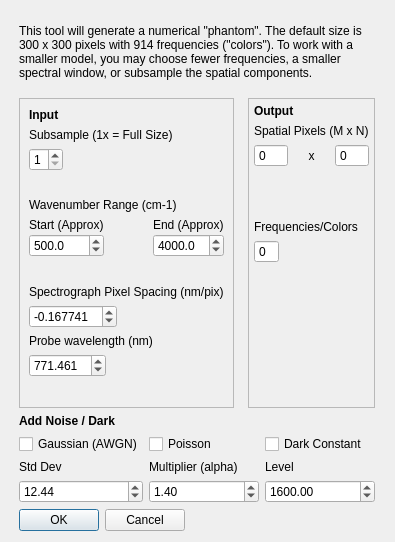
The window that crikit/ui/qt5-creator/ui_Model.ui (CCampJr/CRIkit2) describes before a commit, drawn with Qt 5.
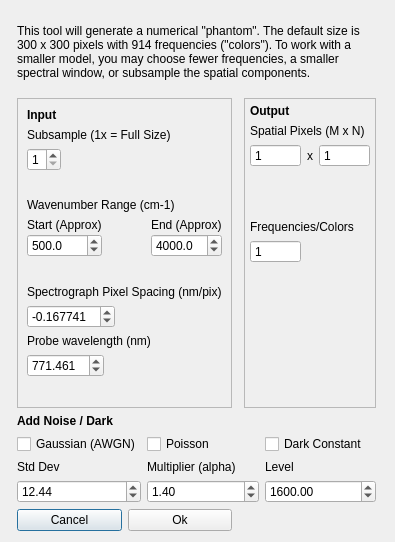
The same window after the commit.

Commit message: Size and Color sizes updated with edits

Patch:
```diff
--- a/crikit/ui/qt5-creator/ui_Model.ui
+++ b/crikit/ui/qt5-creator/ui_Model.ui
@@ -181,6 +181,12 @@
           <property name="buttonSymbols">
            <enum>QAbstractSpinBox::NoButtons</enum>
           </property>
+          <property name="minimum">
+           <number>1</number>
+          </property>
+          <property name="maximum">
+           <number>100000</number>
+          </property>
          </widget>
         </item>
         <item>
@@ -201,6 +207,12 @@
           <property name="buttonSymbols">
            <enum>QAbstractSpinBox::NoButtons</enum>
           </property>
+          <property name="minimum">
+           <number>1</number>
+          </property>
+          <property name="maximum">
+           <number>100000</number>
+          </property>
          </widget>
         </item>
        </layout>
@@ -241,6 +253,12 @@
           <property name="buttonSymbols">
            <enum>QAbstractSpinBox::NoButtons</enum>
           </property>
+          <property name="minimum">
+           <number>1</number>
+          </property>
+          <property name="maximum">
+           <number>100000</number>
+          </property>
          </widget>
         </item>
         <item>
@@ -602,15 +620,23 @@
      </property>
     </widget>
    </item>
-   <item row="6" column="0" alignment="Qt::AlignLeft">
-    <widget class="QDialogButtonBox" name="buttonBox">
-     <property name="layoutDirection">
-      <enum>Qt::LeftToRight</enum>
-     </property>
-     <property name="standardButtons">
-      <set>QDialogButtonBox::Cancel|QDialogButtonBox::Ok</set>
-     </property>
-    </widget>
+   <item row="5" column="0">
+    <layout class="QHBoxLayout" name="horizontalLayout_7">
+     <item>
+      <widget class="QPushButton" name="pushButtonCancel">
+       <property name="text">
+        <string>Cancel</string>
+       </property>
+      </widget>
+     </item>
+     <item>
+      <widget class="QPushButton" name="pushButtonOk">
+       <property name="text">
+        <string>Ok</string>
+       </property>
+      </widget>
+     </item>
+    </layout>
    </item>
   </layout>
  </widget>
```
The commit also changes 2 other files.
